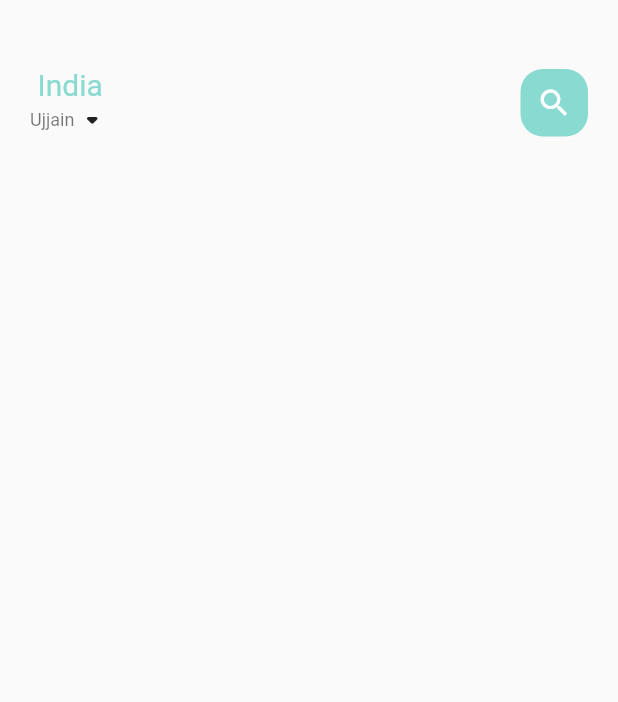
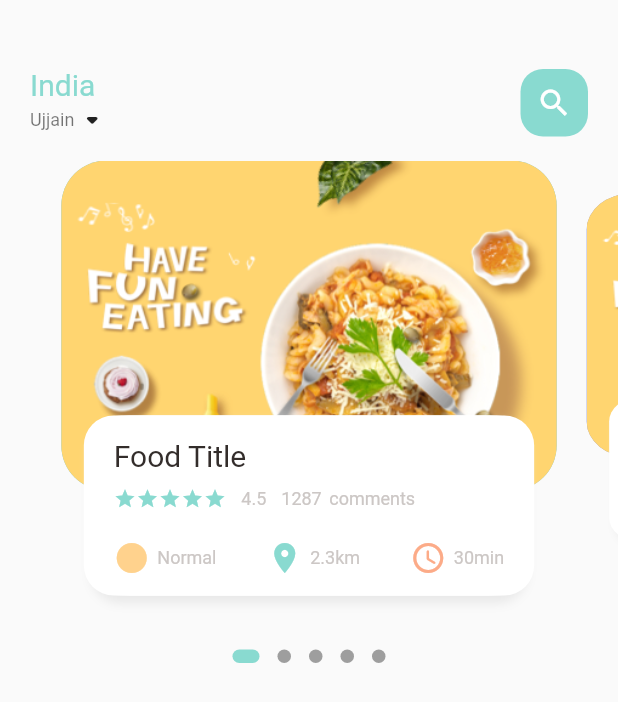
Before and after one commit to SoulCoder65/soul-food-frontend, a Flutter app: the screen it shows after launch, on a phone screen of 412 x 824 dp. Shown: the top 702 px of the screen. Run offline on Flutter 3.47's test engine with Material 2 defaults, Android fonts, the phone set to English and light mode, and no system bars; drawn by our look-alikes of dots_indicator.

Commit message:
Add Slider Food Section in Home Page

```diff
--- a/lib/screens/home/main_home_page.dart
+++ b/lib/screens/home/main_home_page.dart
@@ -1,8 +1,8 @@
 import 'package:flutter/material.dart';
+import 'package:food_delivery/screens/home/main_page_body.dart';
 import 'package:food_delivery/widgets/big_text.dart';
 import 'package:food_delivery/widgets/small_text.dart';
 
-import '../../utils/colors.dart';
 import '../../utils/colors.dart';
 
 class MainHomePage extends StatefulWidget {
@@ -26,6 +26,7 @@ class _MainHomePageState extends State<MainHomePage> {
                 mainAxisAlignment: MainAxisAlignment.spaceBetween,
                 children: [
                   Column(
+                    crossAxisAlignment: CrossAxisAlignment.start,
                     children: [
                       BigText(text: "India",color: AppColors.mainColor,),
                       Row(
@@ -49,7 +50,8 @@ class _MainHomePageState extends State<MainHomePage> {
                 ],
               ),
             ),
-          )
+          ),
+          MainPageBody(),
         ],
       ),
     );
--- /dev/null
+++ b/lib/screens/home/main_page_body.dart
@@ -0,0 +1,183 @@
+import 'package:flutter/material.dart';
+import 'package:food_delivery/utils/colors.dart';
+import 'package:food_delivery/widgets/big_text.dart';
+import 'package:food_delivery/widgets/icon_and_text_widget.dart';
+import 'package:food_delivery/widgets/small_text.dart';
+
+//Packages
+import 'package:dots_indicator/dots_indicator.dart';
+
+class MainPageBody extends StatefulWidget {
+  const MainPageBody({Key? key}) : super(key: key);
+
+  @override
+  _MainPageBodyState createState() => _MainPageBodyState();
+}
+
+class _MainPageBodyState extends State<MainPageBody> {
+  PageController _pageController = PageController(viewportFraction: 0.85);
+  var _currPage = 0.0;
+  double _scaleFactor = 0.8;
+  double _height = 220;
+  @override
+  void initState() {
+    super.initState();
+    _pageController.addListener(() {
+      setState(() {
+        _currPage = _pageController.page!;
+      });
+    });
+  }
+
+  @override
+  void dispose() {
+    _pageController.dispose();
+  }
+
+  @override
+  Widget build(BuildContext context) {
+    return Column(
+      children: [
+        Container(
+          // color: Colors.red,
+          height: 320,
+          child: PageView.builder(
+            controller: _pageController,
+            itemBuilder: (context, index) {
+              return _buildPageItem(index);
+            },
+          ),
+        ),
+        new DotsIndicator(
+          dotsCount: 5,
+          position: _currPage,
+          decorator: DotsDecorator(
+            size: const Size.square(9.0),
+            activeSize: const Size(18.0, 9.0),
+            activeColor: AppColors.mainColor,
+            activeShape: RoundedRectangleBorder(
+                borderRadius: BorderRadius.circular(5.0)),
+          ),
+        )
+      ],
+    );
+  }
+
+//  Separate Card for items
+  Widget _buildPageItem(int index) {
+    //Handling Zooming-In/Out
+    Matrix4 matrix = new Matrix4.identity();
+    if (index == _currPage.floor()) {
+      var currScale = 1 - (_currPage - index) * (1 - _scaleFactor);
+      var currTranslation = _height * (1 - currScale) / 2;
+      matrix = Matrix4.diagonal3Values(1, currScale, 1)
+        ..setTranslationRaw(0, currTranslation, 0);
+    } else if (index == _currPage.floor() + 1) {
+      var currScale =
+          _scaleFactor + (_currPage - index + 1) * (1 - _scaleFactor);
+      var currTranslation = _height * (1 - currScale) / 2;
+      matrix = Matrix4.diagonal3Values(1, currScale, 1)
+        ..setTranslationRaw(0, currTranslation, 0);
+    } else if (index == _currPage.floor() - 1) {
+      var currScale = 1 - (_currPage - index) * (1 - _scaleFactor);
+      var currTranslation = _height * (1 - currScale) / 2;
+      matrix = Matrix4.diagonal3Values(1, currScale, 1)
+        ..setTranslationRaw(0, currTranslation, 0);
+    } else {
+      var currScale = 0.8;
+      var currTranslation = _height * (1 - _scaleFactor) / 2;
+      matrix = Matrix4.diagonal3Values(1, currScale, 1)
+        ..setTranslationRaw(0, currTranslation, 0);
+    }
+    return Transform(
+      transform: matrix,
+      child: Stack(
+        children: [
+          Container(
+            height: 220,
+            margin: EdgeInsets.only(left: 10, right: 10),
+            decoration: BoxDecoration(
+                borderRadius: BorderRadius.circular(30),
+                color: index.isEven ? Color(0xFF69c5df) : Color(0xFF9294cc),
+                image: DecorationImage(
+                    fit: BoxFit.cover,
+                    image: AssetImage("assets/image/food0.png"))),
+          ),
+          Align(
+            alignment: Alignment.bottomCenter,
+            child: Container(
+              height: 120,
+              margin: EdgeInsets.only(left: 30, right: 30, bottom: 30),
+              decoration: BoxDecoration(
+                  borderRadius: BorderRadius.circular(20),
+                  color: Colors.white,
+                  boxShadow: [
+                    BoxShadow(
+                        color: Color(0xFFe8e8e8),
+                        blurRadius: 5.0,
+                        offset: Offset(0, 5)),
+                    BoxShadow(color: Colors.white, offset: Offset(-5, 0)),
+                    BoxShadow(color: Colors.white, offset: Offset(5, 0)),
+                  ]),
+              child: Container(
+                padding: EdgeInsets.only(left: 15, right: 15, top: 15),
+                child: Column(
+                  crossAxisAlignment: CrossAxisAlignment.start,
+                  children: [
+                    BigText(text: "Food Title"),
+                    SizedBox(
+                      height: 10,
+                    ),
+                    Row(
+                      children: [
+                        Wrap(
+                          children: List.generate(
+                              5,
+                              (index) => Icon(
+                                    Icons.star,
+                                    size: 15,
+                                    color: AppColors.mainColor,
+                                  )),
+                        ),
+                        SizedBox(
+                          width: 10,
+                        ),
+                        SmallText(text: "4.5"),
+                        SizedBox(
+                          width: 10,
+                        ),
+                        SmallText(text: "1287"),
+                        SizedBox(width: 5),
+                        SmallText(text: "comments")
+                      ],
+                    ),
+                    SizedBox(
+                      height: 20,
+                    ),
+                    Row(
+                      mainAxisAlignment: MainAxisAlignment.spaceBetween,
+                      children: [
+                        IconAndTextWidget(
+                            icon: Icons.circle,
+                            text: "Normal",
+                            iconColor: AppColors.iconColor1),
+                        IconAndTextWidget(
+                            icon: Icons.location_on,
+                            text: "2.3km",
+                            iconColor: AppColors.mainColor),
+                        IconAndTextWidget(
+                            icon: Icons.access_time_rounded,
+                            text: "30min",
+                            iconColor: AppColors.iconColor2)
+                      ],
+                    )
+                  ],
+                ),
+              ),
+            ),
+          )
+        ],
+      ),
+    );
+  }
+}
--- /dev/null
+++ b/lib/widgets/icon_and_text_widget.dart
@@ -0,0 +1,33 @@
+import 'package:flutter/material.dart';
+import 'package:food_delivery/widgets/small_text.dart';
+
+class IconAndTextWidget extends StatelessWidget {
+  final IconData icon;
+  final String text;
+  final Color iconColor;
+
+  const IconAndTextWidget(
+      {Key? key,
+      required this.icon,
+      required this.text,
+      required this.iconColor})
+      : super(key: key);
+
+  @override
+  Widget build(BuildContext context) {
+    return Row(
+      children: [
+        Icon(
+          icon,
+          color: iconColor,
+        ),
+        SizedBox(
+          width: 5,
+        ),
+        SmallText(
+          text: text,
+        )
+      ],
+    );
+  }
+}
```
Also changed, not shown: pubspec.yaml (+2 -19 lines), pubspec.lock.
